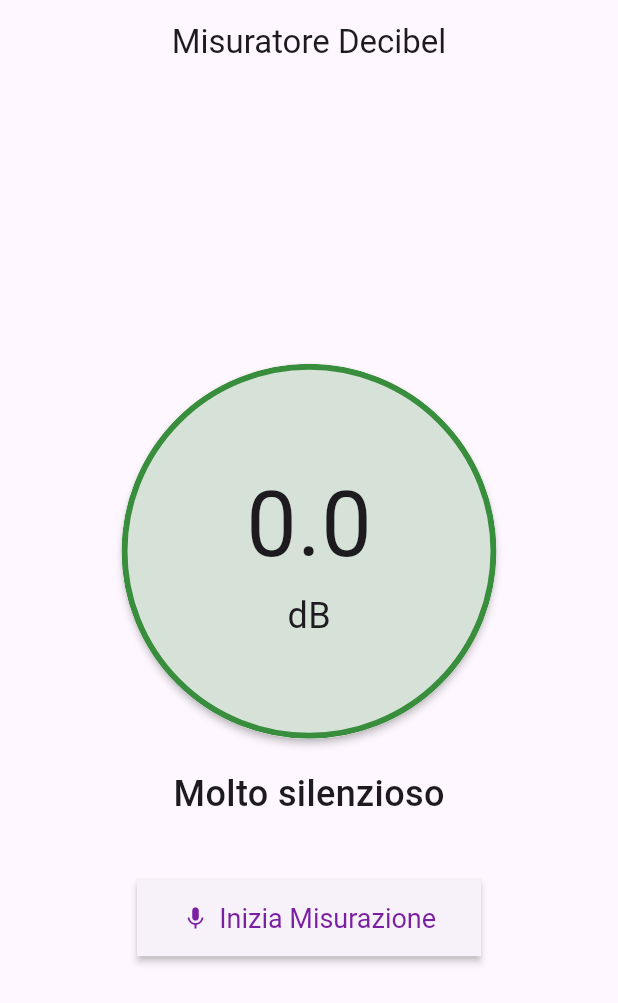
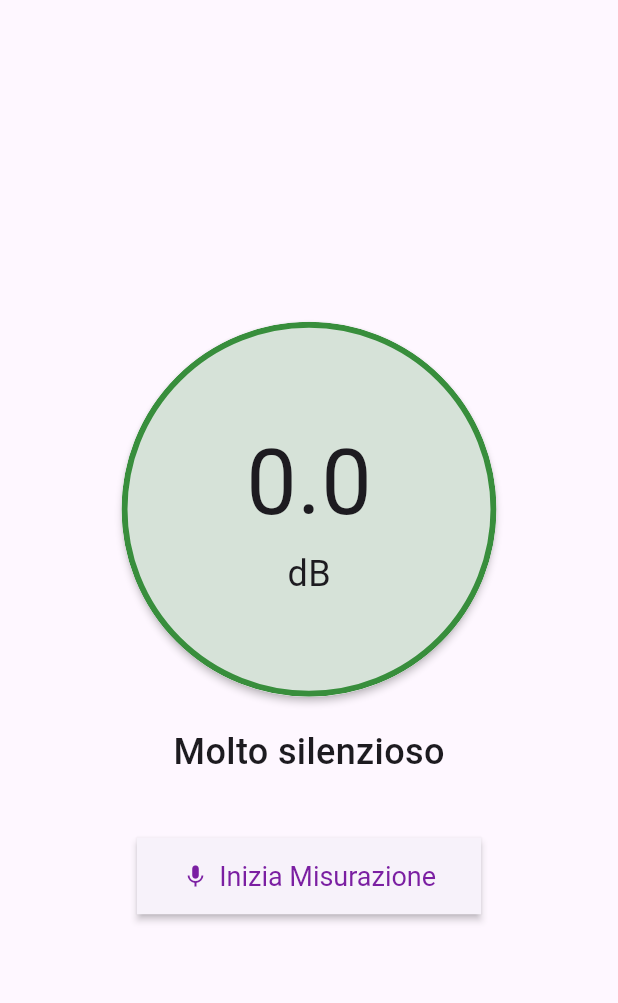
Before and after one commit to michele-lorenzoni/fnoise-meter, a Flutter app: the screen it shows after launch, on a phone screen of 412 x 824 dp. Shown: the top 1003 px of the screen. Run offline on Flutter 3.47's test engine with Material 3 defaults, Android fonts, the phone set to English and light mode, and no system bars; our stand-ins replace flutter_local_notifications, permission_handler; missing offline and left inert: flutter_background_service, noise_meter.

Commit message:
style(decibel_meter_app.dart): Delete AppBar

```diff
--- a/lib/core/widgets/decibel_meter_page.dart
+++ b/lib/core/widgets/decibel_meter_page.dart
@@ -333,10 +333,6 @@ class _DecibelMeterPageState extends State<DecibelMeterPage> {
   @override
   Widget build(BuildContext context) {
     return Scaffold(
-      appBar: AppBar(
-        title: const Text('Misuratore Decibel'),
-        centerTitle: true,
-      ),
       body: Center(
         child: Padding(
           padding: const EdgeInsets.all(20.0),
--- a/lib/styles/light_theme.dart
+++ b/lib/styles/light_theme.dart
@@ -11,7 +11,7 @@ final ThemeData lightTheme = ThemeData(
     backgroundColor: Colors.blue,
     foregroundColor: Colors.white,
     centerTitle: true,
-    elevation: 4, // Ombra
+    elevation: 4,
   ),
 
   // Personalizzazione specifica per gli ElevatedButton
```
